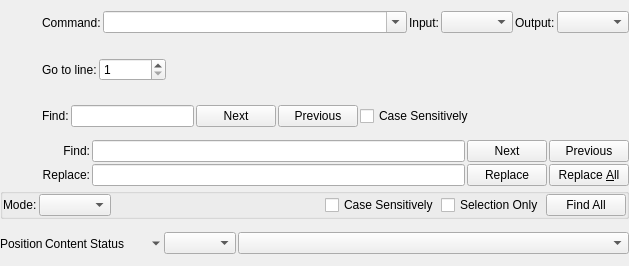
Old version of the form resources/ui/codeeditor/status.ui in the repository prymatex/prymatex.
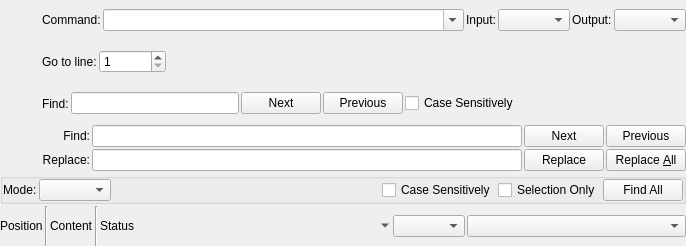
New version of the form. Icons and pictures are not drawn.

What changed in the file:
```diff
--- a/resources/ui/codeeditor/status.ui
+++ b/resources/ui/codeeditor/status.ui
@@ -6,8 +6,8 @@
    <rect>
     <x>0</x>
     <y>0</y>
-    <width>629</width>
-    <height>266</height>
+    <width>686</width>
+    <height>246</height>
    </rect>
   </property>
   <property name="windowTitle">
@@ -444,6 +444,13 @@
         </property>
        </widget>
       </item>
+      <item>
+       <widget class="Line" name="line">
+        <property name="orientation">
+         <enum>Qt::Vertical</enum>
+        </property>
+       </widget>
+      </item>
       <item>
        <widget class="QLabel" name="labelContent">
         <property name="maximumSize">
@@ -457,6 +464,13 @@
         </property>
        </widget>
       </item>
+      <item>
+       <widget class="Line" name="line_2">
+        <property name="orientation">
+         <enum>Qt::Vertical</enum>
+        </property>
+       </widget>
+      </item>
       <item>
        <widget class="QLabel" name="labelStatus">
         <property name="maximumSize">
@@ -470,6 +484,19 @@
         </property>
        </widget>
       </item>
+      <item>
+       <spacer name="horizontalSpacer_2">
+        <property name="orientation">
+         <enum>Qt::Horizontal</enum>
+        </property>
+        <property name="sizeHint" stdset="0">
+         <size>
+          <width>40</width>
+          <height>20</height>
+         </size>
+        </property>
+       </spacer>
+      </item>
       <item>
        <widget class="QToolButton" name="toolButtonMenuBundle">
         <property name="icon">
@@ -486,14 +513,7 @@
        </widget>
       </item>
       <item>
-       <widget class="QComboBox" name="comboBoxSyntaxes">
-        <property name="sizePolicy">
-         <sizepolicy hsizetype="Minimum" vsizetype="Fixed">
-          <horstretch>0</horstretch>
-          <verstretch>0</verstretch>
-         </sizepolicy>
-        </property>
-       </widget>
+       <widget class="QComboBox" name="comboBoxSyntaxes"/>
       </item>
       <item>
        <widget class="QComboBox" name="comboBoxSymbols">
```
Left out of the diff: 2 changed lines with no effect on the pictures.
